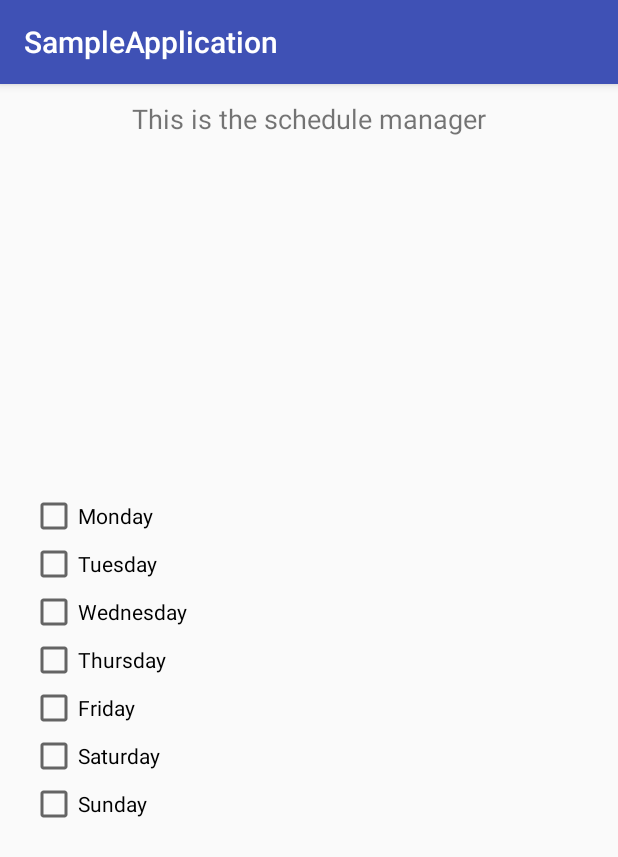
After one commit to Wiljami/StandUpApp, an Android app: the SchedulerActivity screen opened directly, with no data from a screen before it, on a phone screen of 412 x 824 dp. The commit adds this screen. Shown: the top 857 px of the screen. Run offline under Robolectric (Android 15) with nearby library versions, the phone set to English and light mode, and no system bars.

Commit message:
Add seperate scheduler activity.

```diff
--- a/app/src/main/AndroidManifest.xml
+++ b/app/src/main/AndroidManifest.xml
@@ -25,6 +25,7 @@
                 android:name="android.support.PARENT_ACTIVITY"
                 android:value=".MainActivity"/>
         </activity>
+        <activity android:name=".SchedulerActivity"/>
         <service android:name=".TimerService"/>
     </application>
     <uses-permission android:name="android.permission.VIBRATE"/>
--- a/app/src/main/java/fi/skd/standup/MainActivity.java
+++ b/app/src/main/java/fi/skd/standup/MainActivity.java
@@ -52,7 +52,7 @@ public class MainActivity extends AppCompatActivity implements SharedPreferences
     public boolean onOptionsItemSelected(MenuItem item) {
         int id = item.getItemId();
         if (id == R.id.action_settings) {
-            Intent intent = new Intent(MainActivity.this, SettingsActivity.class);
+            Intent intent = new Intent(this, SettingsActivity.class);
             startActivity(intent);
             return true;
         }
@@ -183,4 +183,9 @@ public class MainActivity extends AppCompatActivity implements SharedPreferences
         int min = Integer.parseInt(minutes);
         activity = 1000 * 60 * min;
     }
+
+    public void openScheduler(View view) {
+        Intent intent = new Intent(this, SchedulerActivity.class);
+        startActivity(intent);
+    }
 }
--- /dev/null
+++ b/app/src/main/java/fi/skd/standup/SchedulerActivity.java
@@ -0,0 +1,19 @@
+package fi.skd.standup;
+
+import android.os.Bundle;
+import android.view.View;
+
+import androidx.annotation.Nullable;
+import androidx.appcompat.app.AppCompatActivity;
+
+public class SchedulerActivity extends AppCompatActivity {
+    @Override
+    protected void onCreate(@Nullable Bundle savedInstanceState) {
+        super.onCreate(savedInstanceState);
+        setContentView(R.layout.activity_scheduler);
+   }
+
+    public void onWeekDayCheckBoxClicked(View view) {
+    }
+
+}
--- a/app/src/main/res/layout/activity_main.xml
+++ b/app/src/main/res/layout/activity_main.xml
@@ -4,6 +4,15 @@
     android:layout_width="match_parent"
     android:layout_height="match_parent"
     tools:context=".MainActivity">
+
+    <Button
+        android:layout_width="wrap_content"
+        android:layout_height="wrap_content"
+        android:text="Schedule Manager"
+        android:layout_centerHorizontal="true"
+        android:layout_alignParentTop="true"
+        android:layout_margin="20dp"
+        android:onClick="openScheduler" />
 
     <TextView
         android:id="@+id/alarm_text"
--- /dev/null
+++ b/app/src/main/res/layout/activity_scheduler.xml
@@ -0,0 +1,79 @@
+<?xml version="1.0" encoding="utf-8"?>
+<RelativeLayout xmlns:android="http://schemas.android.com/apk/res/android"
+    xmlns:tools="http://schemas.android.com/tools"
+    android:layout_width="match_parent"
+    android:layout_height="match_parent"
+    tools:context=".SchedulerActivity">
+
+    <TextView
+        android:id="@+id/alarm_text"
+        android:layout_width="wrap_content"
+        android:layout_height="wrap_content"
+        android:text="This is the schedule manager"
+        android:textAlignment="center"
+        android:textSize="18sp"
+        android:layout_centerHorizontal="true"
+        android:padding="5dp"
+        android:layout_margin="5dp"
+        android:gravity="center_horizontal" />
+
+    <TableLayout
+        android:layout_width="wrap_content"
+        android:layout_height="wrap_content"
+        android:layout_alignParentLeft="true"
+        android:layout_centerVertical="true"
+        android:id="@+id/schedule_table"
+        android:padding="20dp"
+        android:layout_alignParentStart="true">
+        <TableRow>
+            <CheckBox android:id="@+id/monday_toggle"
+                android:layout_width="wrap_content"
+                android:layout_height="wrap_content"
+                android:text="Monday"
+                android:onClick="onWeekDayCheckBoxClicked" />
+        </TableRow>
+        <TableRow>
+            <CheckBox android:id="@+id/tuesday_toggle"
+                android:layout_width="wrap_content"
+                android:layout_height="wrap_content"
+                android:text="Tuesday"
+                android:onClick="onWeekDayCheckBoxClicked" />
+        </TableRow>
+        <TableRow>
+            <CheckBox android:id="@+id/wednesday_toggle"
+                android:layout_width="wrap_content"
+                android:layout_height="wrap_content"
+                android:text="Wednesday"
+                android:onClick="onWeekDayCheckBoxClicked" />
+        </TableRow>
+        <TableRow>
+            <CheckBox android:id="@+id/thursday_toggle"
+                android:layout_width="wrap_content"
+                android:layout_height="wrap_content"
+                android:text="Thursday"
+                android:onClick="onWeekDayCheckBoxClicked" />
+        </TableRow>
+        <TableRow>
+            <CheckBox android:id="@+id/friday_toggle"
+                android:layout_width="wrap_content"
+                android:layout_height="wrap_content"
+                android:text="Friday"
+                android:onClick="onWeekDayCheckBoxClicked" />
+        </TableRow>
+        <TableRow>
+            <CheckBox android:id="@+id/saturday_toggle"
+                android:layout_width="wrap_content"
+                android:layout_height="wrap_content"
+                android:text="Saturday"
+                android:onClick="onWeekDayCheckBoxClicked" />
+        </TableRow>
+        <TableRow>
+            <CheckBox android:id="@+id/sunday_toggle"
+                android:layout_width="wrap_content"
+                android:layout_height="wrap_content"
+                android:text="Sunday"
+                android:onClick="onWeekDayCheckBoxClicked" />
+        </TableRow>
+    </TableLayout>
+
+</RelativeLayout>
```
